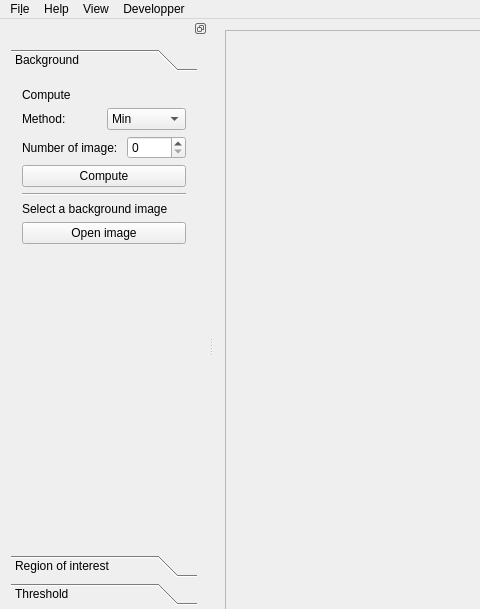
This is src/interactive.ui in FastTrackOrg/FastTrack as Qt 5 draws it before an edit; both pictures show x 0 to 480 and y 0 to 609 of the 1084 by 966 pixel window. The edited form follows.
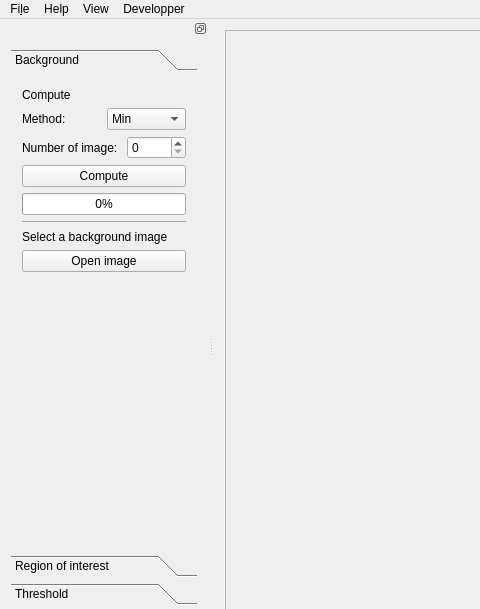
This is the edited form. The open tabs and pages were chosen to show the change.

Commit message: [feat] interactive: add progress bar for the background computation

What changed in the file:
```diff
--- a/src/interactive.ui
+++ b/src/interactive.ui
@@ -464,28 +464,28 @@
            </item>
           </layout>
          </item>
-         <item row="4" column="0" colspan="2">
+         <item row="5" column="0" colspan="2">
           <widget class="Line" name="line">
            <property name="orientation">
             <enum>Qt::Horizontal</enum>
            </property>
           </widget>
          </item>
-         <item row="5" column="0" colspan="2">
+         <item row="6" column="0" colspan="2">
           <widget class="QLabel" name="label_21">
            <property name="text">
             <string>Select a background image</string>
            </property>
           </widget>
          </item>
-         <item row="6" column="0" colspan="2">
+         <item row="7" column="0" colspan="2">
           <widget class="QPushButton" name="backgroundSelectButton">
            <property name="text">
             <string>Open image</string>
            </property>
           </widget>
          </item>
-         <item row="7" column="1">
+         <item row="8" column="1">
           <spacer name="verticalSpacer">
            <property name="orientation">
             <enum>Qt::Vertical</enum>
@@ -505,6 +505,13 @@
            </property>
           </widget>
          </item>
+         <item row="4" column="0" colspan="2">
+          <widget class="QProgressBar" name="backgroundProgressBar">
+           <property name="value">
+            <number>0</number>
+           </property>
+          </widget>
+         </item>
         </layout>
        </widget>
        <widget class="QWidget" name="roi">
```
Left out of the diff: 18 changed lines with no effect on the pictures. The commit also changes 3 other files.
